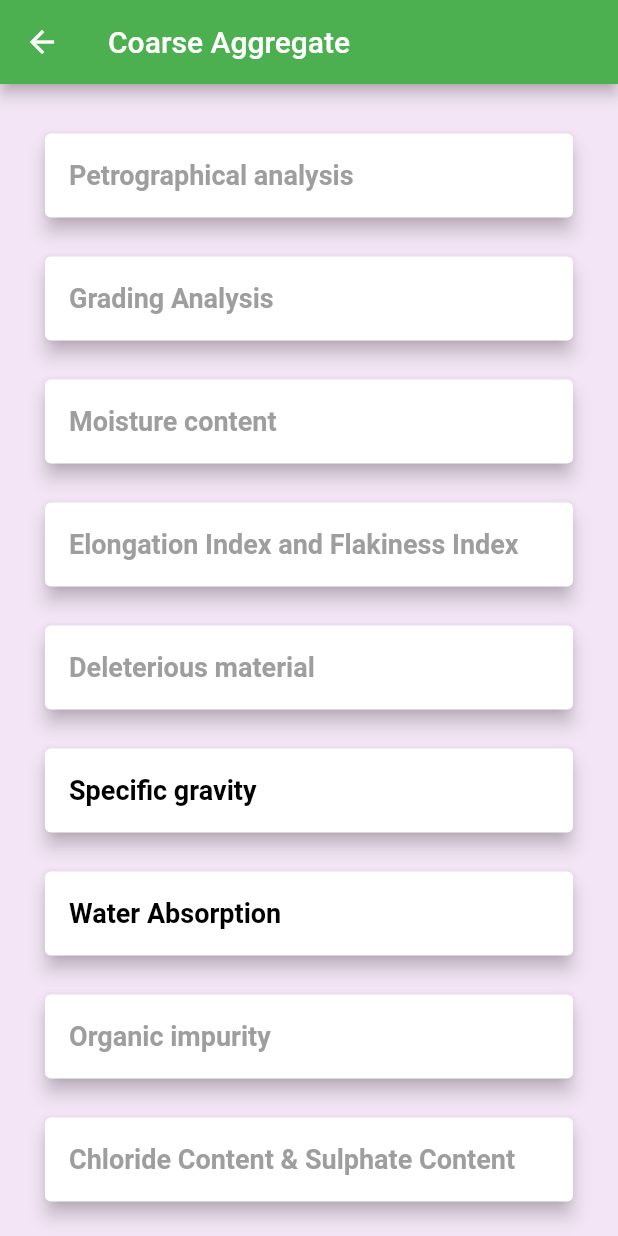
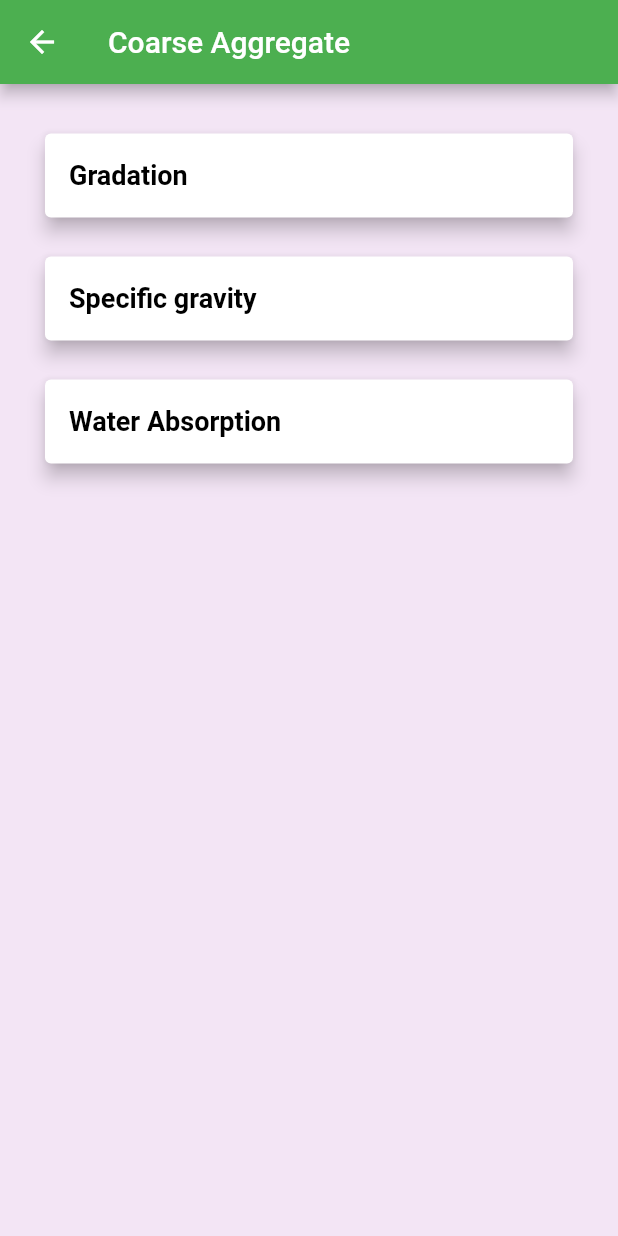
Before and after one commit to anuragraina/Final-Year, a Flutter app: the MaterialTesting screen opened by its route, after a tap on "Coarse Aggregate", on a phone screen of 412 x 824 dp. Run offline on Flutter 3.47's test engine with Material 2 defaults, Android fonts, the phone set to English and light mode, and no system bars; our stand-ins replace cloud_firestore, firebase_auth, firebase_core, flutter_spinkit, progress_dialog; accounts and stored records are empty.

Commit message:
Add gradation routes

```diff
--- a/lib/app.dart
+++ b/lib/app.dart
@@ -15,6 +15,8 @@ import './screens/coarse_aggregate/water_absorption.dart';
 import './screens/coarse_aggregate/specific_gravity_ca.dart';
 import './screens/approved tests/approved_tests.dart';
 import './screens/pending tests/pending_tests.dart';
+import './screens/fine_aggregate/gradation.dart';
+import './screens/coarse_aggregate/gradation_ca.dart';
 
 class App extends StatelessWidget {
   @override
@@ -42,6 +44,8 @@ class App extends StatelessWidget {
             '/coarse-aggregate/specific-gravity': (ctx) => SpecificGravityCA(),
             '/approved-tests': (ctx) => ApprovedTests(),
             '/pending-tests': (ctx) => PendingTests(),
+            '/fine-aggregate/gradation': (ctx) => Gradation(),
+            '/coarse-aggregate/gradation_ca': (ctx) => GradationCA(),
           }),
     );
   }
--- a/lib/screens/coarse_aggregate/coarse_aggregate.dart
+++ b/lib/screens/coarse_aggregate/coarse_aggregate.dart
@@ -12,16 +12,16 @@ class CoarseAggregate extends StatelessWidget {
       body: ListView(
         padding: EdgeInsets.symmetric(vertical: 20),
         children: [
-          TestCard(name: 'Petrographical analysis'),
-          TestCard(name: 'Grading Analysis'),
-          TestCard(name: 'Moisture content '),
-          TestCard(name: 'Elongation Index and Flakiness Index'),
-          TestCard(name: 'Deleterious material'),
+          // TestCard(name: 'Petrographical analysis'),
+          TestCard(name: 'Gradation', route: '/coarse-aggregate/gradation_ca'),
+          // TestCard(name: 'Moisture content '),
+          // TestCard(name: 'Elongation Index and Flakiness Index'),
+          // TestCard(name: 'Deleterious material'),
           TestCard(name: 'Specific gravity', route: '/coarse-aggregate/specific-gravity'),
           TestCard(name: 'Water Absorption', route: '/coarse-aggregate/water-absorption'),
-          TestCard(name: 'Organic impurity'),
-          TestCard(name: 'Chloride Content & Sulphate Content'),
-          TestCard(name: 'Alkali aggregate reactivity'),
+          // TestCard(name: 'Organic impurity'),
+          // TestCard(name: 'Chloride Content & Sulphate Content'),
+          // TestCard(name: 'Alkali aggregate reactivity'),
         ],
       ),
       backgroundColor: Theme.of(context).backgroundColor,
--- a/lib/screens/fine_aggregate/fine_aggregate.dart
+++ b/lib/screens/fine_aggregate/fine_aggregate.dart
@@ -12,15 +12,15 @@ class FineAggregate extends StatelessWidget {
       body: ListView(
         padding: EdgeInsets.symmetric(vertical: 20),
         children: [
-          TestCard(name: 'Sieve Analysis / Gradation'),
+          TestCard(name: 'Gradation', route: '/fine-aggregate/gradation'),
           TestCard(name: 'Moisture content', route: '/fine-aggregate/moisture-content'),
           TestCard(name: 'Specific Gravity', route: '/fine-aggregate/specific-gravity'),
           TestCard(name: 'Silt Content', route: '/fine-aggregate/silt-content'),
-          TestCard(name: 'Deleterious material'),
-          TestCard(name: 'Organic impurity'),
-          TestCard(name: 'Soundness'),
-          TestCard(name: 'Alkali aggregate reactivity'),
-          TestCard(name: 'Chloride Content & Sulphate Content'),
+          // TestCard(name: 'Deleterious material'),
+          // TestCard(name: 'Organic impurity'),
+          // TestCard(name: 'Soundness'),
+          // TestCard(name: 'Alkali aggregate reactivity'),
+          // TestCard(name: 'Chloride Content & Sulphate Content'),
         ],
       ),
       backgroundColor: Theme.of(context).backgroundColor,
--- a/lib/screens/material _testing/material_testing.dart
+++ b/lib/screens/material _testing/material_testing.dart
@@ -14,12 +14,9 @@ class MaterialTesting extends StatelessWidget {
           mainAxisAlignment: MainAxisAlignment.spaceEvenly,
           children: [
             TestCategory(name: 'Fine Aggregate', route: '/fine-aggregate'),
-            TestCategory(
-              name: 'Coarse Aggregate',
-              route: '/coarse-aggregate',
-            ),
-            TestCategory(name: 'Water'),
-            TestCategory(name: 'Concrete'),
+            TestCategory(name: 'Coarse Aggregate', route: '/coarse-aggregate'),
+            // TestCategory(name: 'Water'),
+            // TestCategory(name: 'Concrete'),
           ],
         ),
       ),
```
Also changed, not shown: lib/screens/coarse_aggregate/gradation_ca.dart (added, +22 -0 lines), lib/screens/fine_aggregate/gradation.dart (added, +22 -0 lines).
